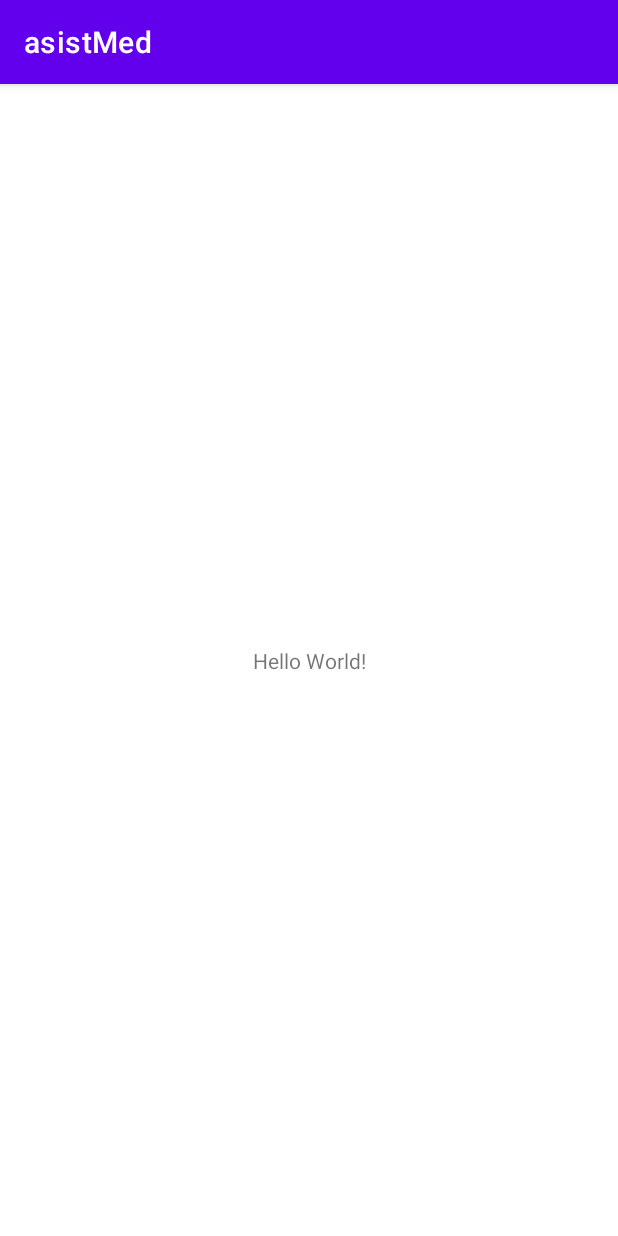
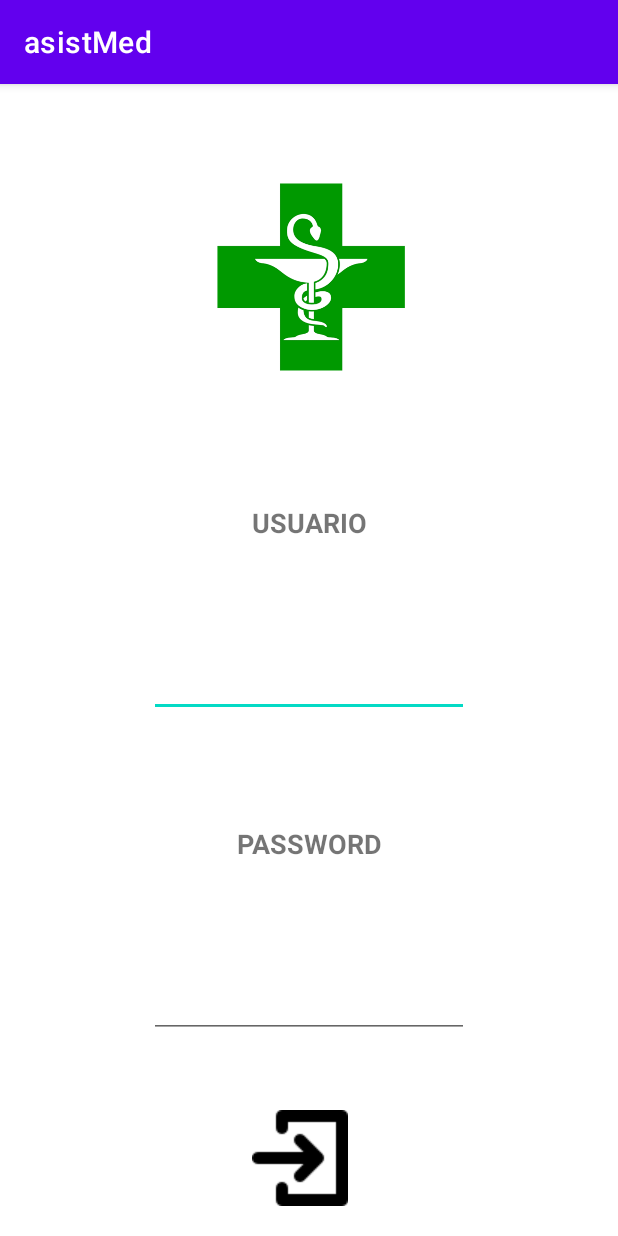
Before and after one commit to DesarrollosAM/AsistMed, an Android app: the screen it shows after launch (MainActivity before the commit, LoginActivity after it), on a phone screen of 412 x 824 dp. Run offline under Robolectric (Android 15) with nearby library versions, the phone set to English and light mode, and no system bars.

Commit message:
Funcionalidad a LoginActivity y recojo Shared Usuarios

```diff
--- a/app/src/main/AndroidManifest.xml
+++ b/app/src/main/AndroidManifest.xml
@@ -11,14 +11,14 @@
         android:theme="@style/Theme.AsistMed">
         <activity android:name=".BienvenidaActivity"></activity>
         <activity android:name=".PruebasAlberto" />
-        <activity android:name=".LoginActivity" />
-        <activity android:name=".MainActivity">
+        <activity android:name=".LoginActivity" >
             <intent-filter>
                 <action android:name="android.intent.action.MAIN" />
 
                 <category android:name="android.intent.category.LAUNCHER" />
             </intent-filter>
         </activity>
+        <activity android:name=".MainActivity"/>
     </application>
 
 </manifest>
--- a/app/src/main/java/com/example/asistmed/LoginActivity.java
+++ b/app/src/main/java/com/example/asistmed/LoginActivity.java
@@ -2,13 +2,58 @@ package com.example.asistmed;
 
 import androidx.appcompat.app.AppCompatActivity;
 
+import android.content.Context;
+import android.content.Intent;
+import android.content.SharedPreferences;
 import android.os.Bundle;
+import android.view.View;
+import android.widget.EditText;
+import android.widget.ImageView;
 
-public class LoginActivity extends AppCompatActivity {
+public class LoginActivity extends AppCompatActivity implements View.OnClickListener {
+
+    //Declaramos las variables, tipo Shared, editor e ImageView
+    ImageView btAcceso;
+    SharedPreferences shared;
+    SharedPreferences.Editor editor;
 
     @Override
     protected void onCreate(Bundle savedInstanceState) {
         super.onCreate(savedInstanceState);
         setContentView(R.layout.activity_login);
+
+        //Cargamos la referencia de nuestro ImageView
+        btAcceso = findViewById(R.id.btAcceso);
+
+        //Asignación del evento click
+        btAcceso.setOnClickListener(this);
+
+    }
+
+    @Override
+    public void onClick(View view) {
+
+        //Asignamos a una variable tipo EditText el usuario y password introducidos
+        EditText etUsuario= (EditText) findViewById(R.id.etUsuario);
+        EditText etPassword= (EditText) findViewById(R.id.etPassword);
+
+
+        //Instanciamos Shared, abrimos fichero "usuarios" con acceso en modo privado y abrimos editor
+        String usuario = etUsuario.getText().toString();
+        String password = etPassword.getText().toString();
+        shared = getApplicationContext().getSharedPreferences("usuarios", Context.MODE_PRIVATE);
+        editor = shared.edit();
+
+        //Utilizamos el editor para guardar la variable dato recogida del EditText Usuario en la clave "Usuario" de nuestro archivo Shared que hemos llamado "Datos"
+        editor.putString("usuario", usuario);
+        editor.putString("password", password);
+        editor.commit();
+
+
+        //Instanciamos un objeto Intent, pasandole con this el Activity actual, y como segundo parametro el Activity que vamos a cargar
+        Intent intent = new Intent(this, MainActivity.class);
+        startActivity(intent); // Lanzamos el activity
+
+
     }
 }
--- a/app/src/main/res/layout/activity_login.xml
+++ b/app/src/main/res/layout/activity_login.xml
@@ -6,4 +6,103 @@
     android:layout_height="match_parent"
     tools:context=".LoginActivity">
 
+    <ImageView
+        android:id="@+id/imageView"
+        android:layout_width="307dp"
+        android:layout_height="160dp"
+        android:layout_marginStart="100dp"
+        android:layout_marginLeft="100dp"
+        android:layout_marginTop="24dp"
+        android:layout_marginEnd="100dp"
+        android:layout_marginRight="100dp"
+        android:layout_marginBottom="24dp"
+        app:layout_constraintBottom_toTopOf="@+id/tvUsuario"
+        app:layout_constraintEnd_toEndOf="parent"
+        app:layout_constraintStart_toStartOf="parent"
+        app:layout_constraintTop_toTopOf="parent"
+        app:srcCompat="@drawable/ico_farmacia" />
+
+    <TextView
+        android:id="@+id/tvUsuario"
+        android:layout_width="wrap_content"
+        android:layout_height="wrap_content"
+        android:layout_marginStart="100dp"
+        android:layout_marginLeft="100dp"
+        android:layout_marginTop="24dp"
+        android:layout_marginEnd="100dp"
+        android:layout_marginRight="100dp"
+        android:layout_marginBottom="24dp"
+        android:text="USUARIO"
+        android:textSize="18sp"
+        android:textStyle="bold"
+        app:layout_constraintBottom_toTopOf="@+id/etUsuario"
+        app:layout_constraintEnd_toEndOf="parent"
+        app:layout_constraintStart_toStartOf="parent"
+        app:layout_constraintTop_toBottomOf="@+id/imageView" />
+
+    <TextView
+        android:id="@+id/textView2"
+        android:layout_width="wrap_content"
+        android:layout_height="wrap_content"
+        android:layout_marginStart="100dp"
+        android:layout_marginLeft="100dp"
+        android:layout_marginTop="24dp"
+        android:layout_marginEnd="100dp"
+        android:layout_marginRight="100dp"
+        android:layout_marginBottom="24dp"
+        android:text="PASSWORD"
+        android:textSize="18sp"
+        android:textStyle="bold"
+        app:layout_constraintBottom_toTopOf="@+id/etPassword"
+        app:layout_constraintEnd_toEndOf="parent"
+        app:layout_constraintStart_toStartOf="parent"
+        app:layout_constraintTop_toBottomOf="@+id/etUsuario" />
+
+    <EditText
+        android:id="@+id/etUsuario"
+        android:layout_width="wrap_content"
+        android:layout_height="wrap_content"
+        android:layout_marginStart="100dp"
+        android:layout_marginLeft="100dp"
+        android:layout_marginTop="24dp"
+        android:layout_marginEnd="100dp"
+        android:layout_marginRight="100dp"
+        android:layout_marginBottom="24dp"
+        android:ems="10"
+        android:inputType="textPersonName"
+        app:layout_constraintBottom_toTopOf="@+id/textView2"
+        app:layout_constraintEnd_toEndOf="parent"
+        app:layout_constraintStart_toStartOf="parent"
+        app:layout_constraintTop_toBottomOf="@+id/tvUsuario" />
+
+    <EditText
+        android:id="@+id/etPassword"
+        android:layout_width="wrap_content"
+        android:layout_height="wrap_content"
+        android:layout_marginStart="100dp"
+        android:layout_marginLeft="100dp"
+        android:layout_marginTop="24dp"
+        android:layout_marginEnd="100dp"
+        android:layout_marginRight="100dp"
+        android:layout_marginBottom="24dp"
+        android:ems="10"
+        android:inputType="textPassword"
+        app:layout_constraintBottom_toTopOf="@+id/btAcceso"
+        app:layout_constraintEnd_toEndOf="parent"
+        app:layout_constraintStart_toStartOf="parent"
+        app:layout_constraintTop_toBottomOf="@+id/textView2" />
+
+
+
+    <ImageView
+        android:id="@+id/btAcceso"
+        android:layout_width="wrap_content"
+        android:layout_height="wrap_content"
+        android:layout_marginEnd="180dp"
+        android:layout_marginRight="180dp"
+        android:layout_marginBottom="20dp"
+        android:src="@drawable/ico_acceso"
+        app:layout_constraintBottom_toBottomOf="parent"
+        app:layout_constraintEnd_toEndOf="parent" />
+
 </androidx.constraintlayout.widget.ConstraintLayout>
```
Also changed, not shown: app/src/main/res/drawable-v24/ico_acceso.png (added), app/src/main/res/drawable-v24/ico_farmacia.png (added).
